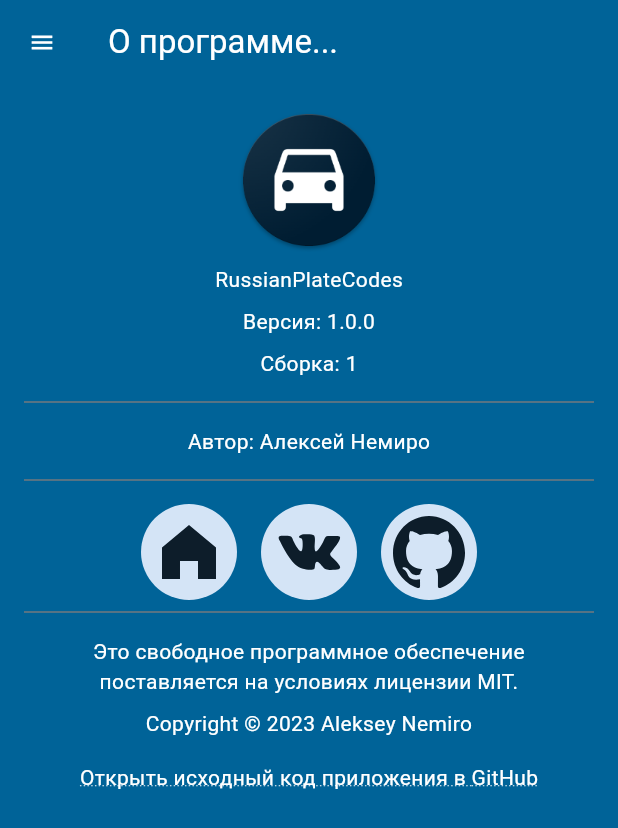
After one commit to alekseynemiro/russianplatecodes, a Flutter app: the AboutPage screen opened directly, on a phone screen of 412 x 824 dp. The commit adds this screen. Shown: the top 828 px of the screen. Run offline on Flutter 3.47's test engine with Material 2 defaults, Android fonts, the phone set to English and light mode, and no system bars; our stand-ins replace flutter_svg, package_info_plus; missing offline and left inert: rect_getter; statements that could not run were skipped.

Commit message:
Create AboutPage

```diff
--- /dev/null
+++ b/lib/ui/pages/about_page.dart
@@ -0,0 +1,153 @@
+import 'package:flutter/material.dart';
+import 'package:flutter_svg/svg.dart';
+import 'package:package_info_plus/package_info_plus.dart';
+import 'package:url_launcher/url_launcher.dart';
+
+import '../views/application_bar.dart';
+import '../views/application_drawer.dart';
+
+class AboutPage extends StatelessWidget {
+
+  late final Future<PackageInfo> _packageInfoFuture;
+
+  AboutPage({ super.key }) {
+    _packageInfoFuture = PackageInfo.fromPlatform();
+  }
+
+  @override
+  Widget build(BuildContext context) {
+    addBottomIndent(Widget widget) {
+      return Padding(
+        padding: const EdgeInsets.only(bottom: 8),
+        child: widget,
+      );
+    }
+
+    link(String url, Widget widget) {
+      return Padding(
+        padding: const EdgeInsets.only(left: 8, right: 8),
+        child: InkWell(
+          child: Container(
+            width: 64,
+            height: 64,
+            decoration: BoxDecoration(
+              shape: BoxShape.circle,
+              color: Theme.of(context).colorScheme.secondaryContainer,
+            ),
+            child: Center(
+              child: SizedBox(
+                width: 48,
+                height: 48,
+                child: widget,
+              ),
+            ),
+          ),
+          onTap: () {
+            launchUrl(Uri.parse(url));
+          },
+        ),
+      );
+    };
+
+    final futureBuilder = FutureBuilder<PackageInfo>(
+      future: _packageInfoFuture,
+      builder: (BuildContext context, AsyncSnapshot<PackageInfo> snapshot) {
+        if (snapshot.connectionState == ConnectionState.waiting) {
+          return const Center(
+            child: CircularProgressIndicator(),
+          );
+        }
+
+        PackageInfo packageInfo = snapshot.data!;
+
+        final colorFilter = ColorFilter.mode(
+          Theme.of(context).colorScheme.onSecondaryContainer,
+          BlendMode.srcIn
+        );
+
+        return Padding(
+          padding: const EdgeInsets.all(16),
+          child: Align(
+            alignment: Alignment.center,
+            child: Column(
+              mainAxisAlignment: MainAxisAlignment.start,
+              children: [
+                addBottomIndent(
+                  const SizedBox(
+                    child: Image(
+                      image: AssetImage('assets/app_icon.png'),
+                      width: 96,
+                    ),
+                  ),
+                ),
+                addBottomIndent(const Text('RussianPlateCodes')),
+                addBottomIndent(Text('Версия: ${packageInfo.version}')),
+                addBottomIndent(Text('Сборка: ${packageInfo.buildNumber}')),
+                addBottomIndent(Divider(color: Theme.of(context).colorScheme.outline)),
+                addBottomIndent(const Text('Автор: Алексей Немиро')),
+                addBottomIndent(Divider(color: Theme.of(context).colorScheme.outline)),
+                Row(
+                  mainAxisAlignment: MainAxisAlignment.center,
+                  children: [
+                    link(
+                      'https://aleksey.nemiro.ru',
+                      SvgPicture.asset(
+                        'assets/home.svg',
+                        colorFilter: colorFilter,
+                      )
+                    ),
+                    link(
+                      'https://vk.com/ae_drive',
+                      SvgPicture.asset(
+                        'assets/vk.svg',
+                        colorFilter: colorFilter,
+                      )
+                    ),
+                    link(
+                      'https://github.com/alekseynemiro',
+                      SvgPicture.asset(
+                        'assets/github.svg',
+                        colorFilter: colorFilter,
+                      )
+                    ),
+                  ],
+                ),
+                addBottomIndent(Divider(color: Theme.of(context).colorScheme.outline)),
+                addBottomIndent(const Text(
+                  'Это свободное программное обеспечение поставляется на условиях лицензии MIT.',
+                  textAlign: TextAlign.center
+                )),
+                addBottomIndent(const Text(
+                  'Copyright © 2023 Aleksey Nemiro',
+                  textAlign: TextAlign.center
+                )),
+                Padding(
+                  padding: const EdgeInsets.only(top: 8, bottom: 8),
+                  child: InkWell(
+                    child: const Text(
+                      'Открыть исходный код приложения в GitHub',
+                      style: TextStyle(
+                        decoration: TextDecoration.underline,
+                        decorationStyle: TextDecorationStyle.dotted,
+                      ),
+                    ),
+                    onTap: () {
+                      launchUrl(Uri.parse('https://github.com/alekseynemiro/russianplatecodes'));
+                    },
+                  ),
+                ),
+              ],
+            ),
+          ),
+        );
+      }
+    );
+
+    return Scaffold(
+      appBar: const ApplicationBar('О программе...'),
+      drawer: const ApplicationDrawer(),
+      body: futureBuilder,
+    );
+  }
+
+}
--- a/lib/ui/views/application_drawer.dart
+++ b/lib/ui/views/application_drawer.dart
@@ -1,6 +1,7 @@
 
 import 'package:flutter/material.dart';
 
+import '../pages/about_page.dart';
 import '../pages/dictionary_page.dart';
 import '../pages/home_page.dart';
 
@@ -57,6 +58,16 @@ class ApplicationDrawer extends StatelessWidget {
               );
             },
           ),
+          ListTile(
+            title: const Text('О программе...'),
+            onTap: () {
+              Navigator.of(context).push(
+                MaterialPageRoute(
+                  builder: (context) => AboutPage(),
+                ),
+              );
+            },
+          ),
         ],
       ),
     );
```
